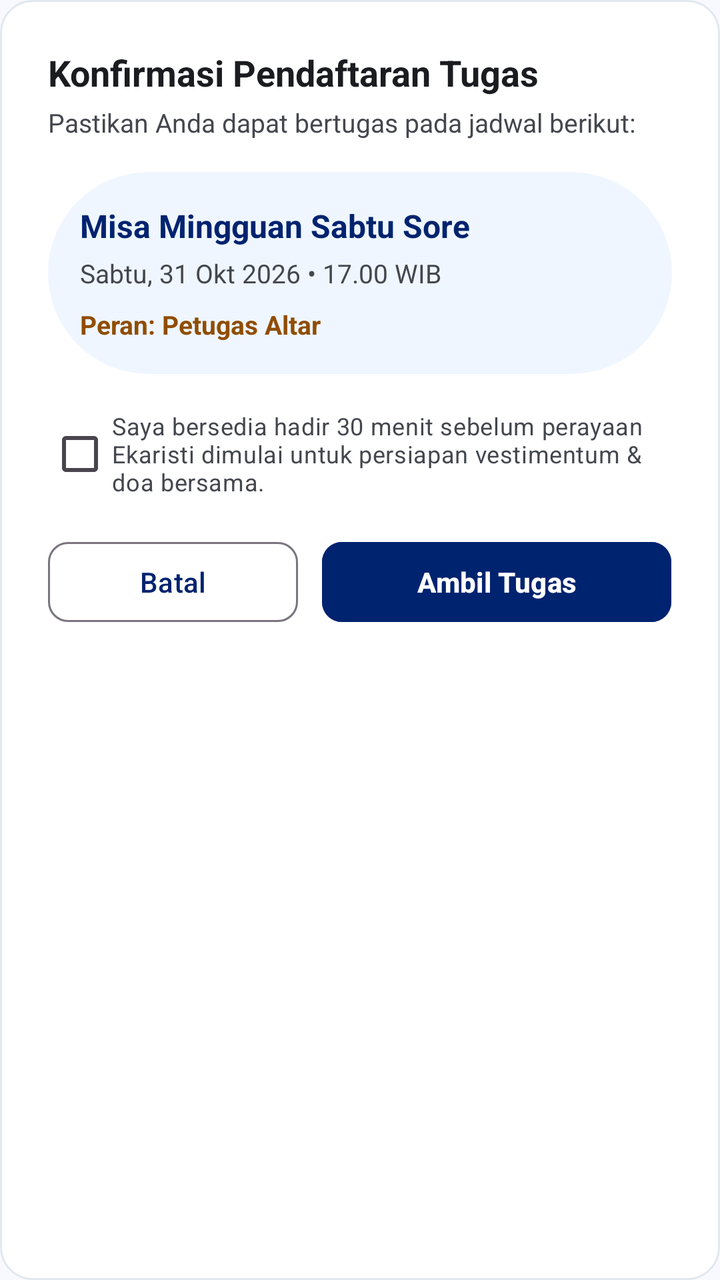
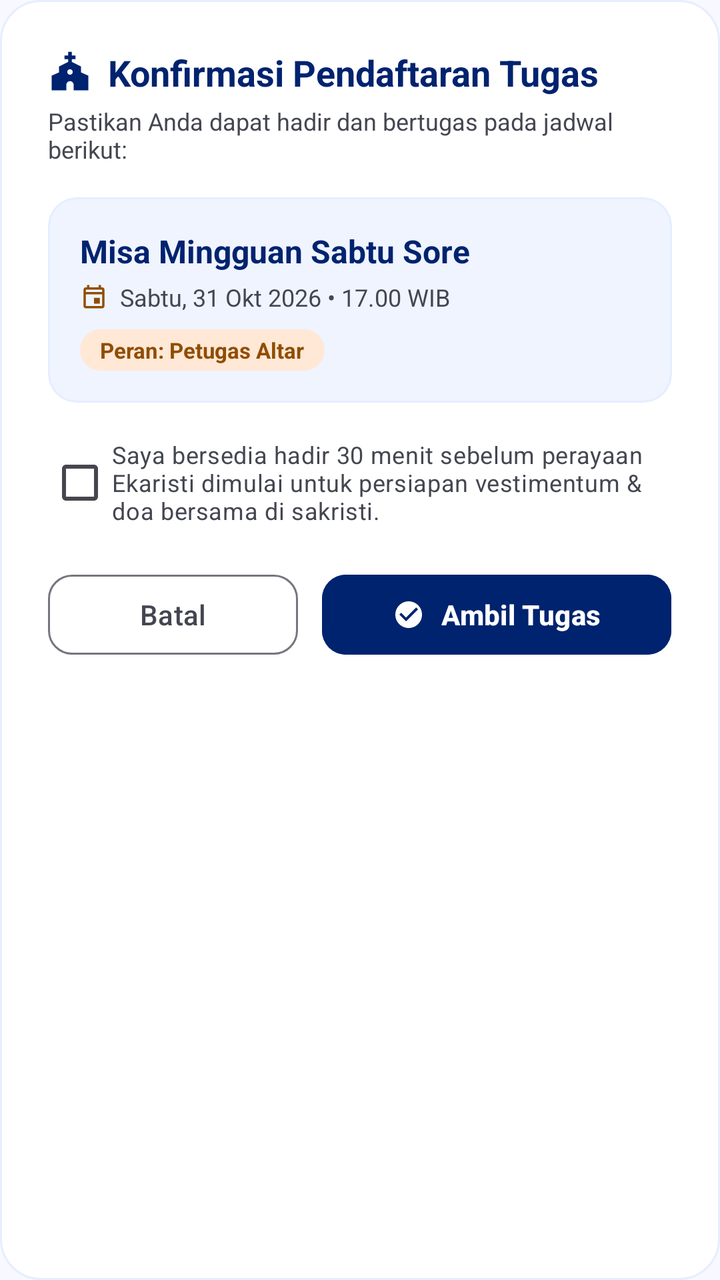

The first picture is an Android layout as it rendered before a commit; the second is the same layout after the commit. The layout source and the unified diff follow.
<!-- AndroidManifest.xml: application theme Theme.SiDinarRegina -->
<!-- res/layout/dialog_booking.xml -->
<?xml version="1.0" encoding="utf-8"?>
<LinearLayout xmlns:android="http://schemas.android.com/apk/res/android"
    xmlns:app="http://schemas.android.com/apk/res-auto"
    android:layout_width="match_parent"
    android:layout_height="wrap_content"
    android:orientation="vertical"
    android:padding="24dp"
    android:background="@drawable/bg_rounded_card">

    <TextView
        android:layout_width="wrap_content"
        android:layout_height="wrap_content"
        android:text="Konfirmasi Pendaftaran Tugas"
        android:textColor="@color/text_primary"
        android:textSize="18sp"
        android:textStyle="bold" />

    <TextView
        android:layout_width="wrap_content"
        android:layout_height="wrap_content"
        android:layout_marginTop="4dp"
        android:text="Pastikan Anda dapat bertugas pada jadwal berikut:"
        android:textColor="@color/text_secondary"
        android:textSize="13sp" />

    
    <LinearLayout
        android:layout_width="match_parent"
        android:layout_height="wrap_content"
        android:layout_marginTop="16dp"
        android:background="@drawable/bg_pill_primary"
        android:backgroundTint="#EFF6FF"
        android:orientation="vertical"
        android:padding="16dp">

        <TextView
            android:id="@+id/tvDialogJudulMisa"
            android:layout_width="wrap_content"
            android:layout_height="wrap_content"
            android:text="Misa Mingguan Sabtu Sore"
            android:textColor="@color/primary"
            android:textSize="16sp"
            android:textStyle="bold" />

        <TextView
            android:id="@+id/tvDialogWaktuMisa"
            android:layout_width="wrap_content"
            android:layout_height="wrap_content"
            android:layout_marginTop="4dp"
            android:text="Sabtu, 31 Okt 2026 • 17.00 WIB"
            android:textColor="@color/text_secondary"
            android:textSize="13sp" />

        <TextView
            android:layout_width="wrap_content"
            android:layout_height="wrap_content"
            android:layout_marginTop="8dp"
            android:text="Peran: Petugas Altar"
            android:textColor="@color/secondary"
            android:textSize="13sp"
            android:textStyle="bold" />
    </LinearLayout>

    <com.google.android.material.checkbox.MaterialCheckBox
        android:id="@+id/cbDialogCommitment"
        android:layout_width="match_parent"
        android:layout_height="wrap_content"
        android:layout_marginTop="16dp"
        android:text="Saya bersedia hadir 30 menit sebelum perayaan Ekaristi dimulai untuk persiapan vestimentum &amp; doa bersama."
        android:textSize="12sp"
        android:textColor="@color/text_secondary" />

    <ProgressBar
        android:id="@+id/progressDialog"
        android:layout_width="wrap_content"
        android:layout_height="wrap_content"
        android:layout_gravity="center"
        android:layout_marginTop="12dp"
        android:visibility="gone" />

    <LinearLayout
        android:layout_width="match_parent"
        android:layout_height="wrap_content"
        android:layout_marginTop="16dp"
        android:orientation="horizontal">

        <com.google.android.material.button.MaterialButton
            android:id="@+id/btnCancelDialog"
            style="@style/Widget.Material3.Button.OutlinedButton"
            android:layout_width="0dp"
            android:layout_height="48dp"
            android:layout_weight="1"
            android:layout_marginEnd="6dp"
            android:text="Batal"
            app:cornerRadius="10dp" />

        <com.google.android.material.button.MaterialButton
            android:id="@+id/btnConfirmDialog"
            android:layout_width="0dp"
            android:layout_height="48dp"
            android:layout_weight="1.4"
            android:layout_marginStart="6dp"
            android:text="Ambil Tugas"
            android:textStyle="bold"
            app:cornerRadius="10dp"
            android:backgroundTint="@color/primary"
            android:textColor="@color/on_primary" />
    </LinearLayout>

</LinearLayout>
<!-- resources referenced by this layout -->
<resources>
  <color name="on_primary">#FFFFFF</color>
  <color name="primary">#00236F</color>
  <color name="secondary">#904D00</color>
  <color name="text_primary">#1A1C20</color>
  <color name="text_secondary">#44474E</color>
  <!-- drawable bg_pill_primary (drawable) -->
  <shape xmlns:android="http://schemas.android.com/apk/res/android"
      android:shape="rectangle">
      <corners android:radius="999dp" />
      <solid android:color="@color/primary_container" />
  </shape>
  <!-- drawable bg_rounded_card (drawable) -->
  <shape xmlns:android="http://schemas.android.com/apk/res/android"
      android:shape="rectangle">
      <corners android:radius="16dp" />
      <solid android:color="@color/surface" />
      <stroke android:width="1dp" android:color="#E2E8F0" />
  </shape>
  <style name="Theme.SiDinarRegina" parent="Theme.Material3.DayNight.NoActionBar">
          <item name="colorPrimary">@color/primary</item>
          <item name="colorSecondary">@color/secondary</item>
          <item name="android:statusBarColor">@color/primary</item>
          <item name="android:navigationBarColor">@color/background</item>
          <item name="android:windowBackground">@color/background</item>
      </style>
  <color name="primary_container">#1E3A8A</color>
  <color name="surface">#FFFFFF</color>
  <color name="background">#F8F9FF</color>
</resources>

<!-- the commit's change to res/layout/dialog_booking.xml (unified diff, before → after) -->
@@ -5,31 +5,45 @@
     android:layout_height="wrap_content"
     android:orientation="vertical"
     android:padding="24dp"
-    android:background="@drawable/bg_rounded_card">
+    android:background="@drawable/bg_card_lowest">
 
-    <TextView
-        android:layout_width="wrap_content"
+    
+    <LinearLayout
+        android:layout_width="match_parent"
         android:layout_height="wrap_content"
-        android:text="Konfirmasi Pendaftaran Tugas"
-        android:textColor="@color/text_primary"
-        android:textSize="18sp"
-        android:textStyle="bold" />
+        android:gravity="center_vertical"
+        android:orientation="horizontal">
+
+        <ImageView
+            android:layout_width="22dp"
+            android:layout_height="22dp"
+            android:src="@drawable/ic_church"
+            app:tint="@color/primary" />
+
+        <TextView
+            android:layout_width="wrap_content"
+            android:layout_height="wrap_content"
+            android:layout_marginStart="8dp"
+            android:text="Konfirmasi Pendaftaran Tugas"
+            android:textColor="@color/primary"
+            android:textSize="18sp"
+            android:textStyle="bold" />
+    </LinearLayout>
 
     <TextView
         android:layout_width="wrap_content"
         android:layout_height="wrap_content"
         android:layout_marginTop="4dp"
-        android:text="Pastikan Anda dapat bertugas pada jadwal berikut:"
-        android:textColor="@color/text_secondary"
-        android:textSize="13sp" />
+        android:text="Pastikan Anda dapat hadir dan bertugas pada jadwal berikut:"
+        android:textColor="@color/on_surface_variant"
+        android:textSize="12sp" />
 
     
     <LinearLayout
         android:layout_width="match_parent"
         android:layout_height="wrap_content"
         android:layout_marginTop="16dp"
-        android:background="@drawable/bg_pill_primary"
-        android:backgroundTint="#EFF6FF"
+        android:background="@drawable/bg_card_low"
         android:orientation="vertical"
         android:padding="16dp">
 
@@ -42,33 +56,51 @@
             android:textSize="16sp"
             android:textStyle="bold" />
 
-        <TextView
-            android:id="@+id/tvDialogWaktuMisa"
+        <LinearLayout
             android:layout_width="wrap_content"
             android:layout_height="wrap_content"
             android:layout_marginTop="4dp"
-            android:text="Sabtu, 31 Okt 2026 • 17.00 WIB"
-            android:textColor="@color/text_secondary"
-            android:textSize="13sp" />
+            android:gravity="center_vertical"
+            android:orientation="horizontal">
+
+            <ImageView
+                android:layout_width="14dp"
+                android:layout_height="14dp"
+                android:src="@drawable/ic_calendar"
+                app:tint="@color/secondary" />
+
+            <TextView
+                android:id="@+id/tvDialogWaktuMisa"
+                android:layout_width="wrap_content"
+                android:layout_height="wrap_content"
+                android:layout_marginStart="6dp"
+                android:text="Sabtu, 31 Okt 2026 • 17.00 WIB"
+                android:textColor="@color/on_surface_variant"
+                android:textSize="12sp" />
+        </LinearLayout>
 
         <TextView
             android:layout_width="wrap_content"
             android:layout_height="wrap_content"
             android:layout_marginTop="8dp"
+            android:background="@drawable/bg_badge_gold"
+            android:paddingHorizontal="10dp"
+            android:paddingVertical="3dp"
             android:text="Peran: Petugas Altar"
             android:textColor="@color/secondary"
-            android:textSize="13sp"
+            android:textSize="11sp"
             android:textStyle="bold" />
     </LinearLayout>
 
+    
     <com.google.android.material.checkbox.MaterialCheckBox
         android:id="@+id/cbDialogCommitment"
         android:layout_width="match_parent"
         android:layout_height="wrap_content"
         android:layout_marginTop="16dp"
-        android:text="Saya bersedia hadir 30 menit sebelum perayaan Ekaristi dimulai untuk persiapan vestimentum &amp; doa bersama."
+        android:text="Saya bersedia hadir 30 menit sebelum perayaan Ekaristi dimulai untuk persiapan vestimentum &amp; doa bersama di sakristi."
         android:textSize="12sp"
-        android:textColor="@color/text_secondary" />
+        android:textColor="@color/on_surface_variant" />
 
     <ProgressBar
         android:id="@+id/progressDialog"
@@ -78,10 +110,11 @@
         android:layout_marginTop="12dp"
         android:visibility="gone" />
 
+    
     <LinearLayout
         android:layout_width="match_parent"
         android:layout_height="wrap_content"
-        android:layout_marginTop="16dp"
+        android:layout_marginTop="18dp"
         android:orientation="horizontal">
 
         <com.google.android.material.button.MaterialButton
@@ -92,7 +125,8 @@
             android:layout_weight="1"
             android:layout_marginEnd="6dp"
             android:text="Batal"
-            app:cornerRadius="10dp" />
+            android:textColor="@color/on_surface_variant"
+            app:cornerRadius="12dp" />
 
         <com.google.android.material.button.MaterialButton
             android:id="@+id/btnConfirmDialog"
@@ -102,7 +136,10 @@
             android:layout_marginStart="6dp"
             android:text="Ambil Tugas"
             android:textStyle="bold"
-            app:cornerRadius="10dp"
+            app:icon="@drawable/ic_check_circle"
+            app:iconGravity="textStart"
+            app:iconSize="16dp"
+            app:cornerRadius="12dp"
             android:backgroundTint="@color/primary"
             android:textColor="@color/on_primary" />
     </LinearLayout>
<!-- resource entries referenced after the edit -->
@@ -1,23 +1,66 @@
 <!-- resources referenced by this layout -->
 <resources>
   <color name="on_primary">#FFFFFF</color>
+  <color name="on_surface_variant">#444651</color>
   <color name="primary">#00236F</color>
   <color name="secondary">#904D00</color>
-  <color name="text_primary">#1A1C20</color>
-  <color name="text_secondary">#44474E</color>
-  <!-- drawable bg_pill_primary (drawable) -->
+  <!-- drawable bg_badge_gold (drawable) -->
+  <?xml version="1.0" encoding="utf-8"?>
   <shape xmlns:android="http://schemas.android.com/apk/res/android"
       android:shape="rectangle">
+      <solid android:color="#FFE8D6" />
       <corners android:radius="999dp" />
-      <solid android:color="@color/primary_container" />
   </shape>
-  <!-- drawable bg_rounded_card (drawable) -->
+  <!-- drawable bg_card_low (drawable) -->
+  <?xml version="1.0" encoding="utf-8"?>
   <shape xmlns:android="http://schemas.android.com/apk/res/android"
       android:shape="rectangle">
-      <corners android:radius="16dp" />
-      <solid android:color="@color/surface" />
-      <stroke android:width="1dp" android:color="#E2E8F0" />
+      <solid android:color="@color/surface_container_low" />
+      <stroke
+          android:width="1dp"
+          android:color="@color/surface_container" />
+      <corners android:radius="14dp" />
   </shape>
+  <!-- drawable bg_card_lowest (drawable) -->
+  <?xml version="1.0" encoding="utf-8"?>
+  <shape xmlns:android="http://schemas.android.com/apk/res/android"
+      android:shape="rectangle">
+      <solid android:color="@color/surface_container_lowest" />
+      <stroke
+          android:width="1dp"
+          android:color="@color/surface_container" />
+      <corners android:radius="20dp" />
+  </shape>
+  <!-- drawable ic_calendar (drawable) -->
+  <vector xmlns:android="http://schemas.android.com/apk/res/android"
+      android:width="24dp"
+      android:height="24dp"
+      android:viewportWidth="24"
+      android:viewportHeight="24">
+    <path
+        android:fillColor="#1E3A8A"
+        android:pathData="M19,4h-1V2h-2v2H8V2H6v2H5C3.89,4 3.01,4.9 3.01,6L3,20c0,1.1 0.89,2 2,2h14c1.1,0 2,-0.9 2,-2V6c0,-1.1 -0.9,-2 -2,-2zm0,16H5V10h14v10zm0,-12H5V6h14v2zm-7,5h5v5h-5z"/>
+  </vector>
+  <!-- drawable ic_check_circle (drawable) -->
+  <vector xmlns:android="http://schemas.android.com/apk/res/android"
+      android:width="24dp"
+      android:height="24dp"
+      android:viewportWidth="24"
+      android:viewportHeight="24">
+    <path
+        android:fillColor="@android:color/white"
+        android:pathData="M12,2C6.48,2 2,6.48 2,12s4.48,10 10,10 10,-4.48 10,-10S17.52,2 12,2zM10,17l-5,-5 1.41,-1.41L10,14.17l7.59,-7.59L19,8l-9,9z"/>
+  </vector>
+  <!-- drawable ic_church (drawable) -->
+  <vector xmlns:android="http://schemas.android.com/apk/res/android"
+      android:width="24dp"
+      android:height="24dp"
+      android:viewportWidth="24"
+      android:viewportHeight="24">
+    <path
+        android:fillColor="@android:color/white"
+        android:pathData="M18,12.22V9l-5,-2.5V5h2V3h-2V1h-2v2H9v2h2v1.5L6,9v3.22L2,14v8h8v-3c0,-1.1 0.9,-2 2,-2s2,0.9 2,2v3h8v-8l-4,-1.78zM12,13.5c-0.83,0 -1.5,-0.67 -1.5,-1.5s0.67,-1.5 1.5,-1.5 1.5,0.67 1.5,1.5 -0.67,1.5 -1.5,1.5z"/>
+  </vector>
   <style name="Theme.SiDinarRegina" parent="Theme.Material3.DayNight.NoActionBar">
           <item name="colorPrimary">@color/primary</item>
           <item name="colorSecondary">@color/secondary</item>
@@ -25,8 +68,9 @@
           <item name="android:navigationBarColor">@color/background</item>
           <item name="android:windowBackground">@color/background</item>
       </style>
-  <color name="primary_container">#1E3A8A</color>
-  <color name="surface">#FFFFFF</color>
+  <color name="surface_container_low">#EFF4FF</color>
+  <color name="surface_container">#E5EEFF</color>
+  <color name="surface_container_lowest">#FFFFFF</color>
   <color name="background">#F8F9FF</color>
 </resources>
 
